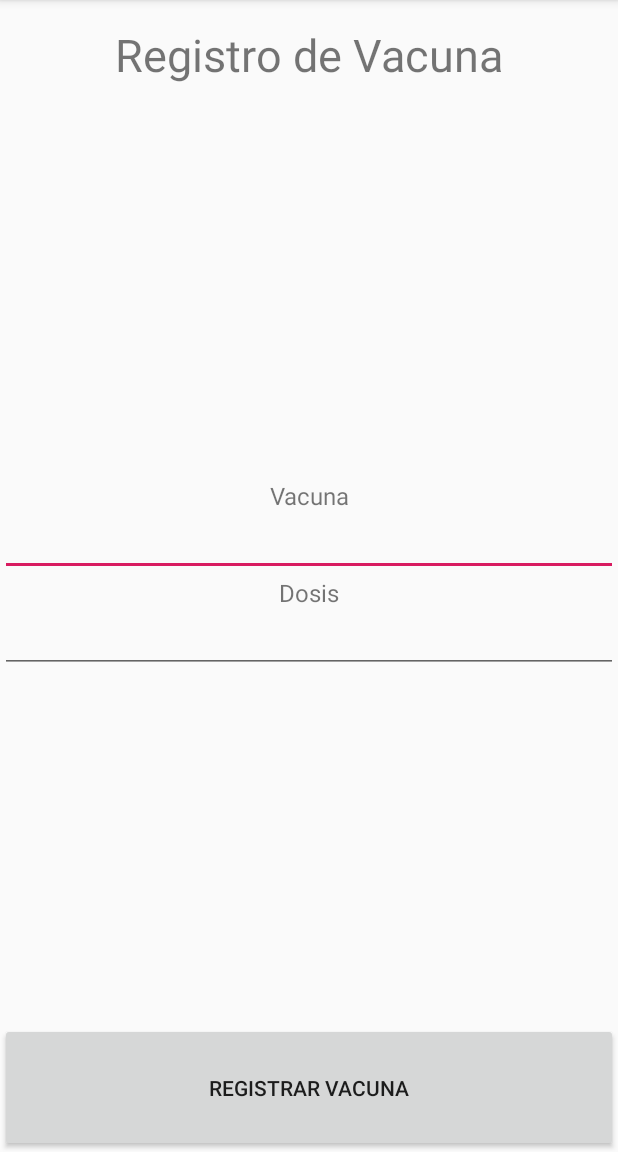
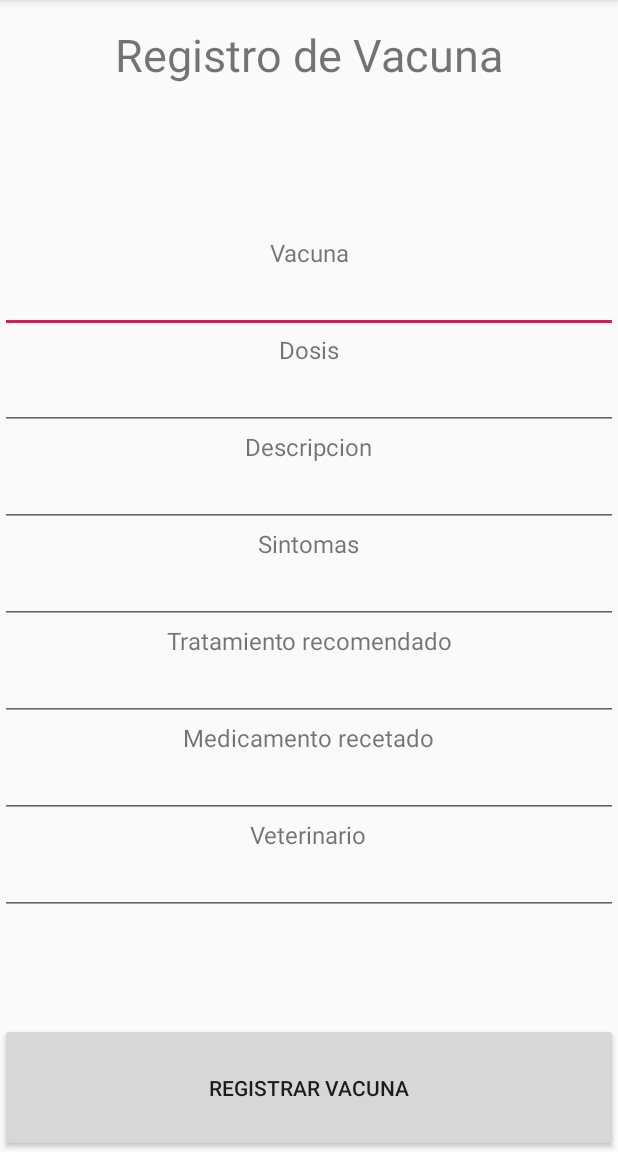
Before and after one commit to Gerosomma/Veterinaria, an Android app: the RegistroVacunas screen opened directly, with no data from a screen before it, on a phone screen of 412 x 824 dp, the part 84-1236 px from its top. Run offline under Robolectric (Android 15) with nearby library versions, the light colour scheme and no system bars; 1 statement that could not run was skipped.

Commit message:
prontas las patallas.

```diff
--- a/app/src/main/java/com/somma/veterinaria/DatosMascota.java
+++ b/app/src/main/java/com/somma/veterinaria/DatosMascota.java
@@ -88,7 +88,6 @@ public class DatosMascota extends AppCompatActivity {
             bundle.putSerializable("mascota", mascota);
             intentMascota.putExtras(bundle);
 
-            Toast.makeText(this, "Iniciando Historia Clinica.", Toast.LENGTH_LONG).show();
             startActivity(intentMascota);
         }else {
             Toast.makeText(this, "No existe mascota.", Toast.LENGTH_LONG).show();
@@ -103,7 +102,6 @@ public class DatosMascota extends AppCompatActivity {
             bundle.putSerializable("mascota", mascota);
             intentMascota.putExtras(bundle);
 
-            Toast.makeText(this, "Iniciando Registro de Vacunas.", Toast.LENGTH_LONG).show();
             startActivityForResult(intentMascota, Constantes.CODIGO_REGISTRO_VACUNA);
         }else {
             Toast.makeText(this, "No existe mascota.", Toast.LENGTH_LONG).show();
--- a/app/src/main/java/com/somma/veterinaria/MainActivity.java
+++ b/app/src/main/java/com/somma/veterinaria/MainActivity.java
@@ -20,7 +20,6 @@ public class MainActivity extends AppCompatActivity {
 
     private BDHelper bdHelper;
     private SQLiteDatabase baseDatos;
-    private SimpleCursorAdapter adaptador;
     private persistenciaMascotas perMascotas;
 
     protected EditText etCodigo;
@@ -62,7 +61,7 @@ public class MainActivity extends AppCompatActivity {
         } catch (Exception e) {
             Log.e(MIS_LOGS, "Error buscar mascota " + e.getMessage());
         }finally {
-
+            baseDatos.close();
         }
     }
 
--- a/app/src/main/java/com/somma/veterinaria/RegistroVacunas.java
+++ b/app/src/main/java/com/somma/veterinaria/RegistroVacunas.java
@@ -3,16 +3,34 @@ package com.somma.veterinaria;
 import androidx.appcompat.app.AppCompatActivity;
 
 import android.content.Intent;
+import android.database.sqlite.SQLiteDatabase;
 import android.os.Bundle;
 import android.util.Log;
 import android.view.View;
+import android.widget.EditText;
 
+import com.somma.clases.H_Clinica;
 import com.somma.clases.Mascota;
+import com.somma.clases.Vacuna;
+import com.somma.persistencia.persistenciaMascotas;
+
+import java.util.Date;
 
 public class RegistroVacunas extends AppCompatActivity {
 
     Mascota mascota= new Mascota();
     Intent i = null;
+    protected EditText etDosis;
+    protected EditText etVacuna;
+    protected EditText etDescripcion;
+    protected EditText etTrmtRecomendado;
+    protected EditText etMedRecetado;
+    protected EditText etSintomas;
+    protected EditText etVeterinario;
+
+    private BDHelper bdHelper;
+    private SQLiteDatabase baseDatos;
+    private persistenciaMascotas perMascotas;
 
     public static final String MIS_LOGS = "MIS_LOGS";
 
@@ -23,12 +41,26 @@ public class RegistroVacunas extends AppCompatActivity {
         setContentView(R.layout.activity_registro_vacunas);
         getSupportActionBar().setDisplayHomeAsUpEnabled(true);
 
+        etDosis = (EditText)findViewById(R.id.etDosis);
+        etVacuna = (EditText)findViewById(R.id.etVacuna);
+        etDescripcion = (EditText)findViewById(R.id.etDescripcion);
+        etSintomas = (EditText)findViewById(R.id.etSintomas);
+        etTrmtRecomendado = (EditText)findViewById(R.id.etTmtoRecomendado);
+        etMedRecetado = (EditText)findViewById(R.id.etMedRecetado);
+        etVeterinario = (EditText)findViewById(R.id.etVeterinario);
+
         i = getIntent();
         Bundle objetoRecibido = i.getExtras();
 
         mascota = (Mascota) objetoRecibido.getSerializable("mascota");
         if (mascota !=null) {
 
+            try {
+                bdHelper = new BDHelper(this);
+                baseDatos = bdHelper.getWritableDatabase();
+            } catch (Exception e) {
+                Log.e(MIS_LOGS, "Error al instancear dbHelper" + e.getMessage());
+            }
             /*Intent intentMascota = new Intent(this, DatosMascota.class);
 
             Bundle bundle= new Bundle();
@@ -66,6 +98,31 @@ public class RegistroVacunas extends AppCompatActivity {
     }
 
     public void btnRegistrarVacuna(View view) {
+        try {
+            perMascotas = new persistenciaMascotas(this);
 
+            Vacuna vacuna = new Vacuna();
+            vacuna.setMascota(mascota);
+            vacuna.setFecha(new Date());
+            vacuna.setDosis(etDosis.getText().toString());
+            vacuna.setVacuna(etVacuna.getText().toString());
+
+            H_Clinica h_clinica = new H_Clinica();
+            h_clinica.setDescripcion(etDescripcion.getText().toString());
+            h_clinica.setTratamiento_recomendado(etTrmtRecomendado.getText().toString());
+            h_clinica.setMedicamento_recetado(etMedRecetado.getText().toString());
+            h_clinica.setSintomas(etSintomas.getText().toString());
+            h_clinica.setVeterinario(etVeterinario.getText().toString());
+            vacuna.setH_clinica(h_clinica);
+
+            perMascotas.agregarRegistroVacuna(vacuna, baseDatos);
+
+            setResult(RESULT_OK);
+            finish();
+        } catch (Exception e) {
+            Log.e(MIS_LOGS, "Error buscar mascota " + e.getMessage());
+        }finally {
+            baseDatos.close();
+        }
     }
 }
--- a/app/src/main/res/layout/activity_registro_vacunas.xml
+++ b/app/src/main/res/layout/activity_registro_vacunas.xml
@@ -51,6 +51,100 @@
             android:textSize="16sp"
             android:importantForAutofill="no" />
 
+        <TextView
+            android:id="@+id/tvDescripcion"
+            android:layout_width="wrap_content"
+            android:layout_height="wrap_content"
+            android:textAlignment="center"
+            android:labelFor="@id/etDescripcion"
+            android:text="@string/descripcion"
+            android:textSize="16sp" />
+
+        <EditText
+            android:id="@+id/etDescripcion"
+            android:layout_width="match_parent"
+            android:layout_height="wrap_content"
+            android:textAlignment="center"
+            android:inputType="text"
+            android:labelFor="@id/tvDescripcion"
+            android:textSize="16sp"
+            android:importantForAutofill="no" />
+
+        <TextView
+            android:id="@+id/tvSintomas"
+            android:layout_width="wrap_content"
+            android:layout_height="wrap_content"
+            android:textAlignment="center"
+            android:labelFor="@id/etSintomas"
+            android:text="@string/sintomas"
+            android:textSize="16sp" />
+
+        <EditText
+            android:id="@+id/etSintomas"
+            android:layout_width="match_parent"
+            android:layout_height="wrap_content"
+            android:textAlignment="center"
+            android:inputType="text"
+            android:labelFor="@id/tvSintomas"
+            android:textSize="16sp"
+            android:importantForAutofill="no" />
+
+        <TextView
+            android:id="@+id/tvTmtoRecomendado"
+            android:layout_width="wrap_content"
+            android:layout_height="wrap_content"
+            android:textAlignment="center"
+            android:labelFor="@id/etTmtoRecomendado"
+            android:text="@string/tratamientoRecomendado"
+            android:textSize="16sp" />
+
+        <EditText
+            android:id="@+id/etTmtoRecomendado"
+            android:layout_width="match_parent"
+            android:layout_height="wrap_content"
+            android:textAlignment="center"
+            android:inputType="text"
+            android:labelFor="@id/tvTmtoRecomendado"
+            android:textSize="16sp"
+            android:importantForAutofill="no" />
+
+        <TextView
+            android:id="@+id/tvMedRecetado"
+            android:layout_width="wrap_content"
+            android:layout_height="wrap_content"
+            android:textAlignment="center"
+            android:labelFor="@id/etMedRecetado"
+            android:text="@string/medicamentoRecetado"
+            android:textSize="16sp" />
+
+        <EditText
+            android:id="@+id/etMedRecetado"
+            android:layout_width="match_parent"
+            android:layout_height="wrap_content"
+            android:textAlignment="center"
+            android:inputType="text"
+            android:labelFor="@id/tvMedRecetado"
+            android:textSize="16sp"
+            android:importantForAutofill="no" />
+
+        <TextView
+            android:id="@+id/tvVeterinario"
+            android:layout_width="wrap_content"
+            android:layout_height="wrap_content"
+            android:textAlignment="center"
+            android:labelFor="@id/etVeterinario"
+            android:text="@string/veterinario"
+            android:textSize="16sp" />
+
+        <EditText
+            android:id="@+id/etVeterinario"
+            android:layout_width="match_parent"
+            android:layout_height="wrap_content"
+            android:textAlignment="center"
+            android:inputType="text"
+            android:labelFor="@id/tvVeterinario"
+            android:textSize="16sp"
+            android:importantForAutofill="no" />
     </LinearLayout>
 
     <LinearLayout
--- a/app/src/main/res/values/strings.xml
+++ b/app/src/main/res/values/strings.xml
@@ -22,4 +22,9 @@
     <string name="datos_due_o">Datos Dueño</string>
     <string name="registro_de_vacuna">Registro de Vacuna</string>
     <string name="historia_clinica">Historia Clinica</string>
+    <string name="descripcion">Descripcion</string>
+    <string name="tratamientoRecomendado">Tratamiento recomendado</string>
+    <string name="medicamentoRecetado">Medicamento recetado</string>
+    <string name="veterinario">Veterinario</string>
+    <string name="sintomas">Sintomas</string>
 </resources>
```
Also changed, not shown: app/src/main/java/com/somma/clases/H_Clinica.java (+0 -9 lines), app/src/main/java/com/somma/clases/Vacuna.java (+9 -1 lines), app/src/main/java/com/somma/persistencia/persistenciaMascotas.java (+40 -8 lines). Lines whose indentation alone changed are shown as unchanged.
